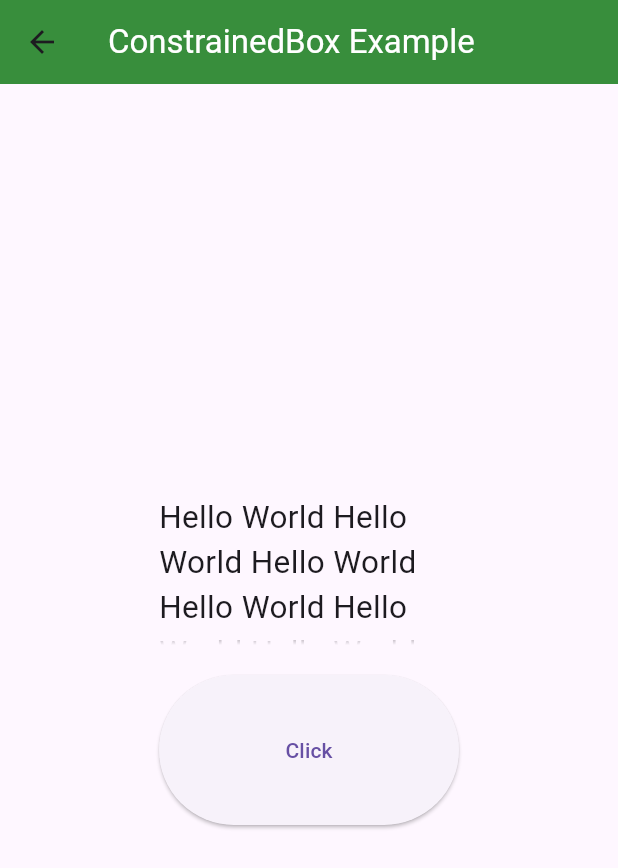
After one commit to thisisdishang/JourneyToFlutter, a Flutter app: the myconstrained screen opened directly, on a phone screen of 412 x 824 dp. The commit adds this screen. Shown: the top 868 px of the screen. Run offline on Flutter 3.47's test engine with Material 3 defaults, Android fonts, the light colour scheme and no system bars; our stand-ins replace fluttertoast, font_awesome_flutter.

Commit message:
Implement ConstrainedBox

```diff
--- /dev/null
+++ b/lib/MyConstrainedBox.dart
@@ -0,0 +1,53 @@
+import 'package:flutter/material.dart';
+
+class myconstrained extends StatelessWidget {
+  const myconstrained({super.key});
+
+  @override
+  Widget build(BuildContext context) {
+    return Scaffold(
+      appBar: AppBar(
+        title: Text(
+          'ConstrainedBox Example',
+          style: TextStyle(color: Colors.white),
+        ),
+        backgroundColor: Colors.green.shade700,
+      ),
+      body: Center(
+        child: Column(
+          mainAxisAlignment: MainAxisAlignment.center,
+          children: [
+            ConstrainedBox(
+              constraints: BoxConstraints(
+                maxWidth: 200,
+                maxHeight: 100,
+              ),
+              child: Text(
+                'Hello World Hello World Hello World Hello World Hello World Hello World',
+                style: TextStyle(
+                  fontSize: 21,
+                  overflow: TextOverflow.fade,
+                ),
+              ),
+            ),
+            SizedBox(
+              height: 20,
+            ),
+            ConstrainedBox(
+              constraints: BoxConstraints(
+                maxWidth: 300,
+                minWidth: 200,
+                minHeight: 100,
+                maxHeight: 500,
+              ),
+              child: ElevatedButton(
+                onPressed: () {},
+                child: Text('Click'),
+              ),
+            ),
+          ],
+        ),
+      ),
+    );
+  }
+}
--- a/lib/main.dart
+++ b/lib/main.dart
@@ -3,6 +3,7 @@ import 'package:fluttertoast/fluttertoast.dart';
 import 'package:journey_to_flutter/CircleAvatar.dart';
 import 'package:journey_to_flutter/CustomWidget.dart';
 import 'package:journey_to_flutter/FontAwesome.dart';
+import 'package:journey_to_flutter/MyConstrainedBox.dart';
 import 'package:journey_to_flutter/MyRichText.dart';
 import 'package:journey_to_flutter/MySizebox.dart';
 import 'package:journey_to_flutter/MyStateful.dart';
@@ -703,6 +704,20 @@ class _MyHomePageState extends State<MyHomePage> {
                         );
                       },
                       child: Text('Font Awesome'),
+                    ),
+                    SizedBox(
+                      width: 10,
+                    ),
+                    OutlinedButton(
+                      onPressed: () {
+                        Navigator.push(
+                          context,
+                          MaterialPageRoute(
+                            builder: (context) => myconstrained(),
+                          ),
+                        );
+                      },
+                      child: Text('ConstrainedBox'),
                     )
                   ],
                 ),
```
